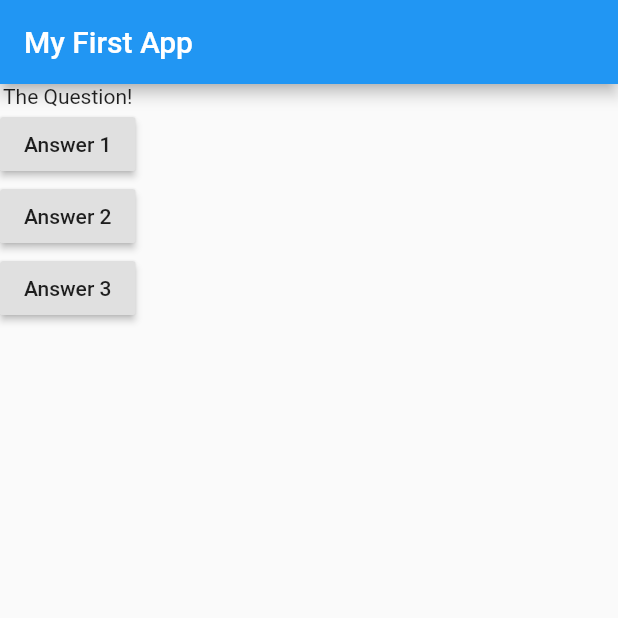
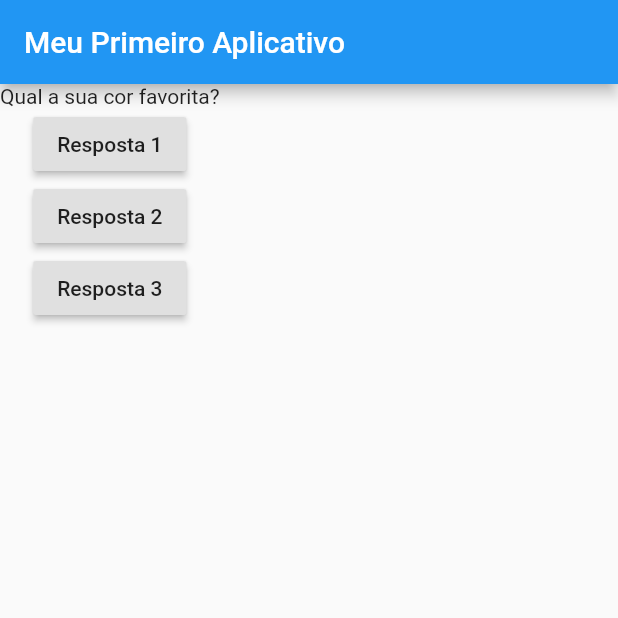
Before and after one commit to brunakaufmann/Quizz-app, a Flutter app: the screen it shows after launch, on a phone screen of 412 x 824 dp, the top half of it. Run offline on Flutter 3.47's test engine with Material 2 defaults, Android fonts, the phone set to English and light mode, and no system bars.

Commit message:
Updating Widget Data (Or: Using StatelessWidget Incorrectly)

```diff
--- a/lib/main.dart
+++ b/lib/main.dart
@@ -5,8 +5,11 @@ void main() {
 }
 
 class MyApp extends StatelessWidget {
+  var questionIndex = 0;
+
   void answerQuestion() {
-    print('Answer chosen!');
+    questionIndex = questionIndex + 1;
+    print(questionIndex);
   }
 
   @override
@@ -18,14 +21,14 @@ class MyApp extends StatelessWidget {
     return MaterialApp(
       home: Scaffold(
         appBar: AppBar(
-          title: Text('My First App'),
+          title: Text('Meu Primeiro Aplicativo'),
         ),
         body: Column(
           children: [
-            Text('The Question!'),
-            RaisedButton(child: Text('Answer 1'), onPressed: answerQuestion),
-            RaisedButton(child: Text('Answer 2'), onPressed: answerQuestion),
-            RaisedButton(child: Text('Answer 3'), onPressed: answerQuestion),
+            Text(questions[questionIndex]),
+            RaisedButton(child: Text('Resposta 1'), onPressed: answerQuestion),
+            RaisedButton(child: Text('Resposta 2'), onPressed: answerQuestion),
+            RaisedButton(child: Text('Resposta 3'), onPressed: answerQuestion),
           ],
         ),
       ),
```
